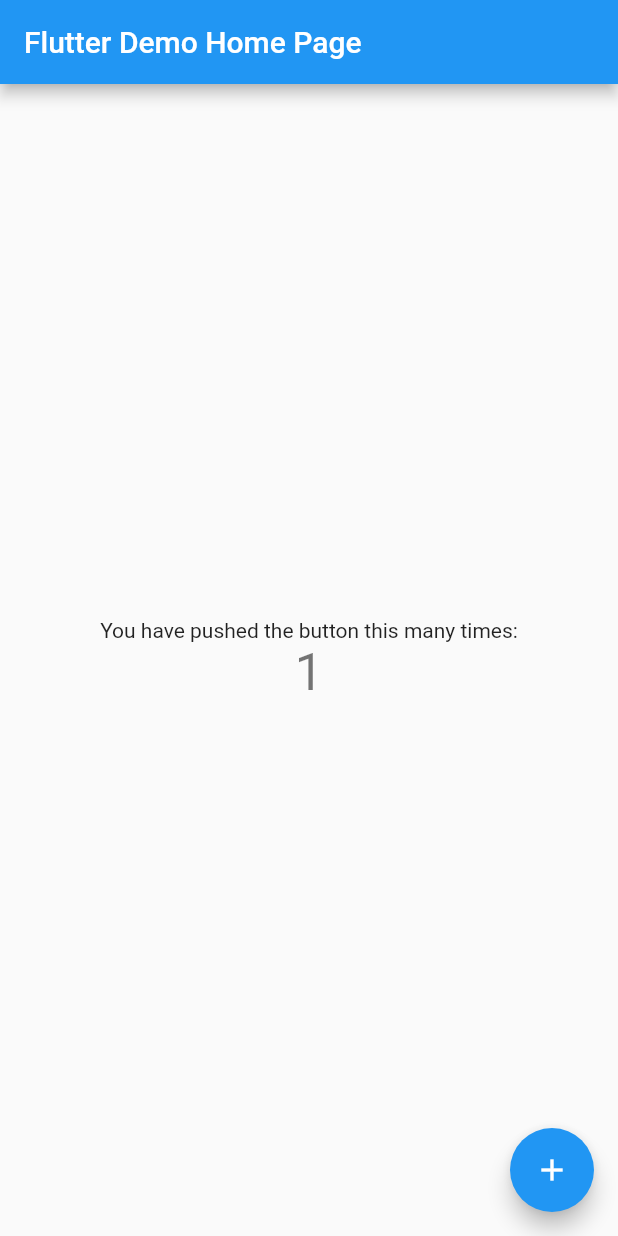
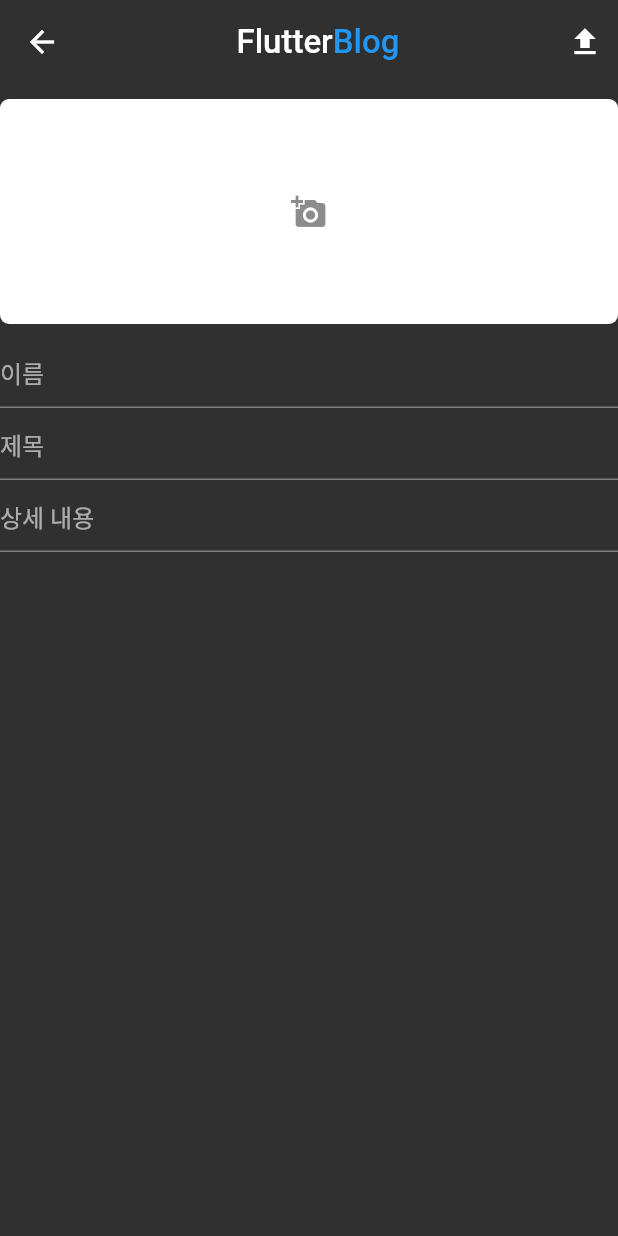
Before and after one commit to dv-zinke/Flutter_blog_app, a Flutter app: the screen it shows after launch, after a tap on the "add" icon, on a phone screen of 412 x 824 dp. Run offline on Flutter 3.47's test engine with Material 2 defaults, Android fonts, the phone set to English and light mode, and no system bars.

Commit message:
feat : 홈 , 작성 페이지 만듬

```diff
--- a/lib/main.dart
+++ b/lib/main.dart
@@ -1,4 +1,5 @@
 import 'package:flutter/material.dart';
+import 'package:flutter_firebase_blog_app/views/home.dart';
 
 void main() {
   runApp(MyApp());
@@ -10,108 +11,8 @@ class MyApp extends StatelessWidget {
   Widget build(BuildContext context) {
     return MaterialApp(
       title: 'Flutter Demo',
-      theme: ThemeData(
-        // This is the theme of your application.
-        //
-        // Try running your application with "flutter run". You'll see the
-        // application has a blue toolbar. Then, without quitting the app, try
-        // changing the primarySwatch below to Colors.green and then invoke
-        // "hot reload" (press "r" in the console where you ran "flutter run",
-        // or simply save your changes to "hot reload" in a Flutter IDE).
-        // Notice that the counter didn't reset back to zero; the application
-        // is not restarted.
-        primarySwatch: Colors.blue,
-        // This makes the visual density adapt to the platform that you run
-        // the app on. For desktop platforms, the controls will be smaller and
-        // closer together (more dense) than on mobile platforms.
-        visualDensity: VisualDensity.adaptivePlatformDensity,
-      ),
-      home: MyHomePage(title: 'Flutter Demo Home Page'),
+      theme: ThemeData.dark(),
+      home: HomePage(),
     );
   }
 }
-
-class MyHomePage extends StatefulWidget {
-  MyHomePage({Key key, this.title}) : super(key: key);
-
-  // This widget is the home page of your application. It is stateful, meaning
-  // that it has a State object (defined below) that contains fields that affect
-  // how it looks.
-
-  // This class is the configuration for the state. It holds the values (in this
-  // case the title) provided by the parent (in this case the App widget) and
-  // used by the build method of the State. Fields in a Widget subclass are
-  // always marked "final".
-
-  final String title;
-
-  @override
-  _MyHomePageState createState() => _MyHomePageState();
-}
-
-class _MyHomePageState extends State<MyHomePage> {
-  int _counter = 0;
-
-  void _incrementCounter() {
-    setState(() {
-      // This call to setState tells the Flutter framework that something has
-      // changed in this State, which causes it to rerun the build method below
-      // so that the display can reflect the updated values. If we changed
-      // _counter without calling setState(), then the build method would not be
-      // called again, and so nothing would appear to happen.
-      _counter++;
-    });
-  }
-
-  @override
-  Widget build(BuildContext context) {
-    // This method is rerun every time setState is called, for instance as done
-    // by the _incrementCounter method above.
-    //
-    // The Flutter framework has been optimized to make rerunning build methods
-    // fast, so that you can just rebuild anything that needs updating rather
-    // than having to individually change instances of widgets.
-    return Scaffold(
-      appBar: AppBar(
-        // Here we take the value from the MyHomePage object that was created by
-        // the App.build method, and use it to set our appbar title.
-        title: Text(widget.title),
-      ),
-      body: Center(
-        // Center is a layout widget. It takes a single child and positions it
-        // in the middle of the parent.
-        child: Column(
-          // Column is also a layout widget. It takes a list of children and
-          // arranges them vertically. By default, it sizes itself to fit its
-          // children horizontally, and tries to be as tall as its parent.
-          //
-          // Invoke "debug painting" (press "p" in the console, choose the
-          // "Toggle Debug Paint" action from the Flutter Inspector in Android
-          // Studio, or the "Toggle Debug Paint" command in Visual Studio Code)
-          // to see the wireframe for each widget.
-          //
-          // Column has various properties to control how it sizes itself and
-          // how it positions its children. Here we use mainAxisAlignment to
-          // center the children vertically; the main axis here is the vertical
-          // axis because Columns are vertical (the cross axis would be
-          // horizontal).
-          mainAxisAlignment: MainAxisAlignment.center,
-          children: <Widget>[
-            Text(
-              'You have pushed the button this many times:',
-            ),
-            Text(
-              '$_counter',
-              style: Theme.of(context).textTheme.headline4,
-            ),
-          ],
-        ),
-      ),
-      floatingActionButton: FloatingActionButton(
-        onPressed: _incrementCounter,
-        tooltip: 'Increment',
-        child: Icon(Icons.add),
-      ), // This trailing comma makes auto-formatting nicer for build methods.
-    );
-  }
-}
--- /dev/null
+++ b/lib/views/create_blog.dart
@@ -0,0 +1,81 @@
+import 'package:flutter/material.dart';
+
+class CreateBlog extends StatefulWidget {
+  @override
+  _CreateBlogState createState() => _CreateBlogState();
+}
+
+class _CreateBlogState extends State<CreateBlog> {
+  String authorName, title, desc;
+
+  @override
+  Widget build(BuildContext context) {
+    return Scaffold(
+        appBar: AppBar(
+          title: Row(
+            mainAxisAlignment: MainAxisAlignment.center,
+            children: [
+              Text("Flutter", style: TextStyle(fontSize: 22)),
+              Text(
+                "Blog",
+                style: TextStyle(fontSize: 22, color: Colors.blue),
+              )
+            ],
+          ),
+          backgroundColor: Colors.transparent,
+          elevation: 0,
+          actions: [
+            Container(
+              child: Icon(Icons.file_upload),
+              padding: EdgeInsets.symmetric(horizontal: 10),
+            )
+          ],
+        ),
+        body: Container(
+          child: Column(
+            children: [
+              SizedBox(height: 10),
+              Container(
+                padding: EdgeInsets.symmetric(horizontal: 16),
+                height: 150,
+                width: MediaQuery.of(context).size.width,
+                decoration: BoxDecoration(
+                    color: Colors.white,
+                    borderRadius: BorderRadius.circular(6)),
+                child: Icon(
+                  Icons.add_a_photo,
+                  color: Colors.black45,
+                ),
+              ),
+              SizedBox(
+                height: 8,
+              ),
+              Container(
+                child: Column(
+                  children: [
+                    TextField(
+                      decoration: InputDecoration(hintText: "이름"),
+                      onChanged: (val) {
+                        authorName = val;
+                      },
+                    ),
+                    TextField(
+                      decoration: InputDecoration(hintText: "제목"),
+                      onChanged: (val) {
+                        title = val;
+                      },
+                    ),
+                    TextField(
+                      decoration: InputDecoration(hintText: "상세 내용"),
+                      onChanged: (val) {
+                        desc = val;
+                      },
+                    )
+                  ],
+                ),
+              )
+            ],
+          ),
+        ));
+  }
+}
--- /dev/null
+++ b/lib/views/home.dart
@@ -0,0 +1,44 @@
+import 'package:flutter/material.dart';
+import 'package:flutter_firebase_blog_app/views/create_blog.dart';
+
+class HomePage extends StatefulWidget {
+  @override
+  _HomePageState createState() => _HomePageState();
+}
+
+class _HomePageState extends State<HomePage> {
+  @override
+  Widget build(BuildContext context) {
+    return Scaffold(
+      appBar: AppBar(
+        title: Row(
+          mainAxisAlignment: MainAxisAlignment.center,
+          children: [
+            Text("Flutter", style: TextStyle(fontSize: 22)),
+            Text(
+              "Blog",
+              style: TextStyle(fontSize: 22, color: Colors.blue),
+            )
+          ],
+        ),
+        backgroundColor: Colors.transparent,
+        elevation: 0,
+      ),
+      body: Container(),
+      floatingActionButton: Container(
+        padding: EdgeInsets.symmetric(vertical: 20),
+        child: Row(
+          mainAxisAlignment: MainAxisAlignment.center,
+          children: [
+            FloatingActionButton(
+              onPressed: () {
+                Navigator.push(context, MaterialPageRoute(builder: (context) => CreateBlog()));
+              },
+              child: Icon(Icons.add),
+            )
+          ],
+        ),
+      ),
+    );
+  }
+}
```
